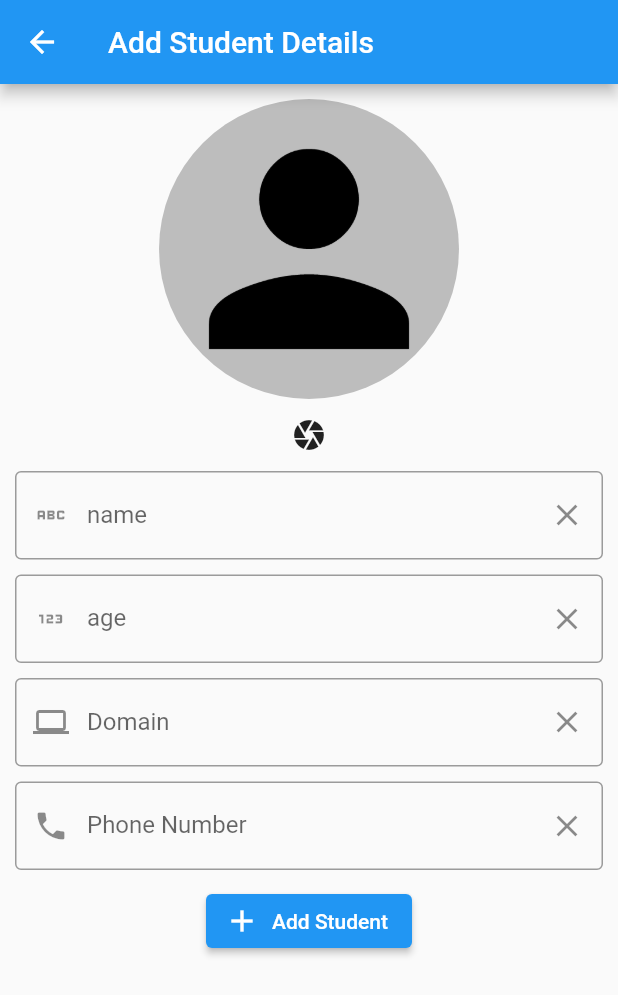
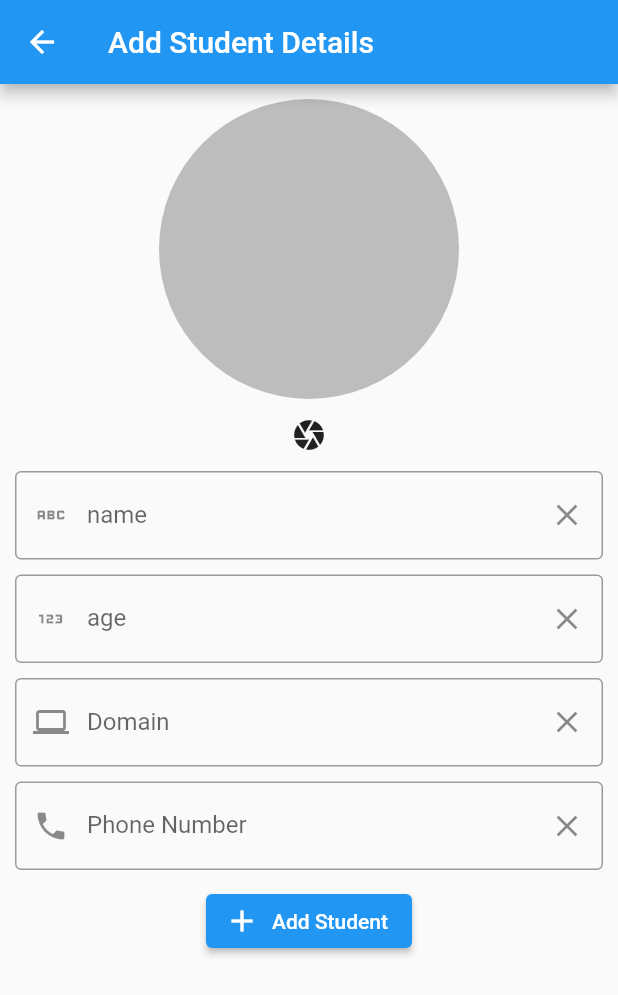
Before and after one commit to muhammedbilals/student_management_app_bloc, a Flutter app: the AddStudentWidget screen opened directly, on a phone screen of 412 x 824 dp. Shown: the top 995 px of the screen. Run offline on Flutter 3.47's test engine with Material 2 defaults, Android fonts, the light colour scheme and no system bars; our stand-ins replace bloc, equatable, flutter_bloc, hive, hive_flutter, image_picker; accounts and stored records are empty.

Commit message:
fixed everything

```diff
--- a/lib/Screens/home/widgets/add_student_widget.dart
+++ b/lib/Screens/home/widgets/add_student_widget.dart
@@ -21,7 +21,7 @@ class _AddStudentWidgetState extends State<AddStudentWidget> {
 
   final _phonenumcontroller = TextEditingController();
 
-  ValueNotifier _stringnofitier = ValueNotifier("assets/assets/person-4.png");
+  ValueNotifier _stringnofitier = ValueNotifier("assets/assets/person4.png");
 
   @override
   Widget build(BuildContext context) {
@@ -39,7 +39,7 @@ class _AddStudentWidgetState extends State<AddStudentWidget> {
                 builder: (context, imageString, child) {
                   return CircleAvatar(
                     backgroundColor: Colors.grey.shade400,
-                    backgroundImage: AssetImage(imageString),
+                    // backgroundImage: AssetImage(imageString),
                     radius: 100,
                   );
                 },
@@ -58,7 +58,8 @@ class _AddStudentWidgetState extends State<AddStudentWidget> {
                         _stringnofitier.value = PickedFile.path;
                       }
                     },
-                      icon: const Icon(Icons.camera));
+                    icon: const Icon(Icons.camera),
+                  );
                 },
               ),
               TextFormField(
@@ -128,6 +129,7 @@ class _AddStudentWidgetState extends State<AddStudentWidget> {
               ElevatedButton.icon(
                 style: const ButtonStyle(),
                 onPressed: () {
+
                   // onAddStudentButtonClicked();
                   BlocProvider.of<StudentBloc>(context).add(AddData(
                       StudentModel(
--- a/lib/Screens/home/widgets/list_student_widget.dart
+++ b/lib/Screens/home/widgets/list_student_widget.dart
@@ -56,7 +56,8 @@ class ListStudentWidget extends StatelessWidget {
                                     age: state.Students[index].age,
                                     domain: state.Students[index].domain,
                                     Number: state.Students[index].Number,
-                                      image: state.Students[index].image)),
+                                    image: state.Students[index].image),
+                              ),
                             ),
                           );
                         },
--- a/lib/Screens/searcScreen.dart
+++ b/lib/Screens/searcScreen.dart
@@ -69,7 +69,7 @@ class _SearchScreenState extends State<SearchScreen> {
                         },
                         itemCount: displayStudent.length,
                       )
-                    : const Center(child: Text("The data is not Found")),
+                    : const Center(child: Text("Search Something!")),
               ),
             ],
           );
--- a/pubspec.yaml
+++ b/pubspec.yaml
@@ -53,7 +53,7 @@ flutter:
   uses-material-design: true
   # To add assets to your application, add an assets section, like this:
   assets:
-    - assets/assets/person-4.png
+    - assets/assets/person4.png
   #   - images/a_dot_ham.jpeg
   # An image asset can refer to one or more resolution-specific "variants", see
   # https://flutter.dev/assets-and-images/#resolution-aware
```
Also changed, not shown: assets/assets/person4.png (renamed from assets/assets/person-4.png). Lines whose indentation alone changed are shown as unchanged.
